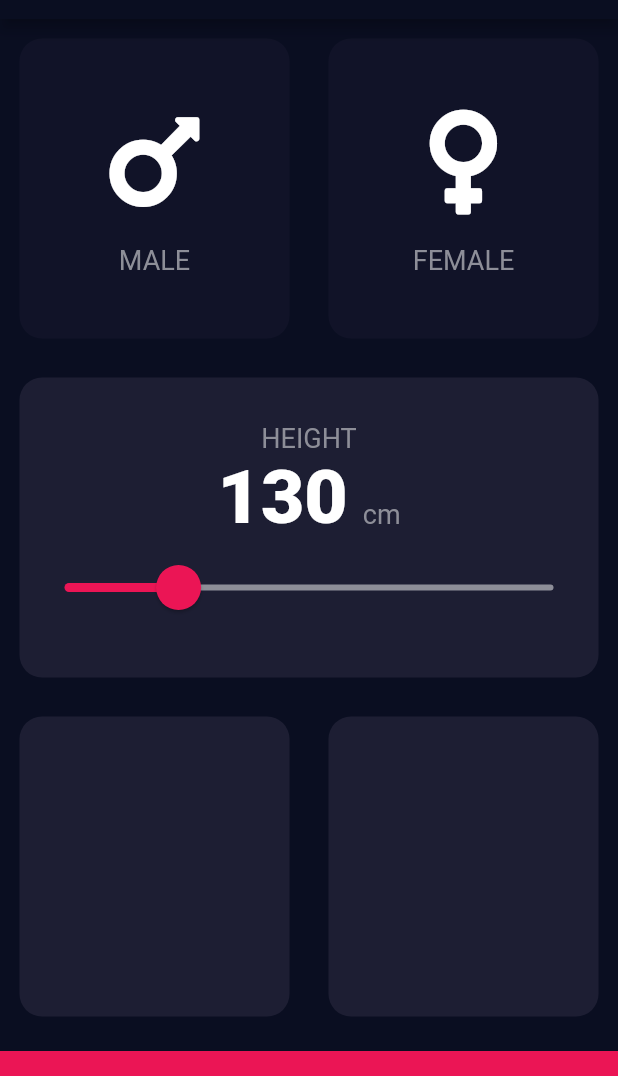
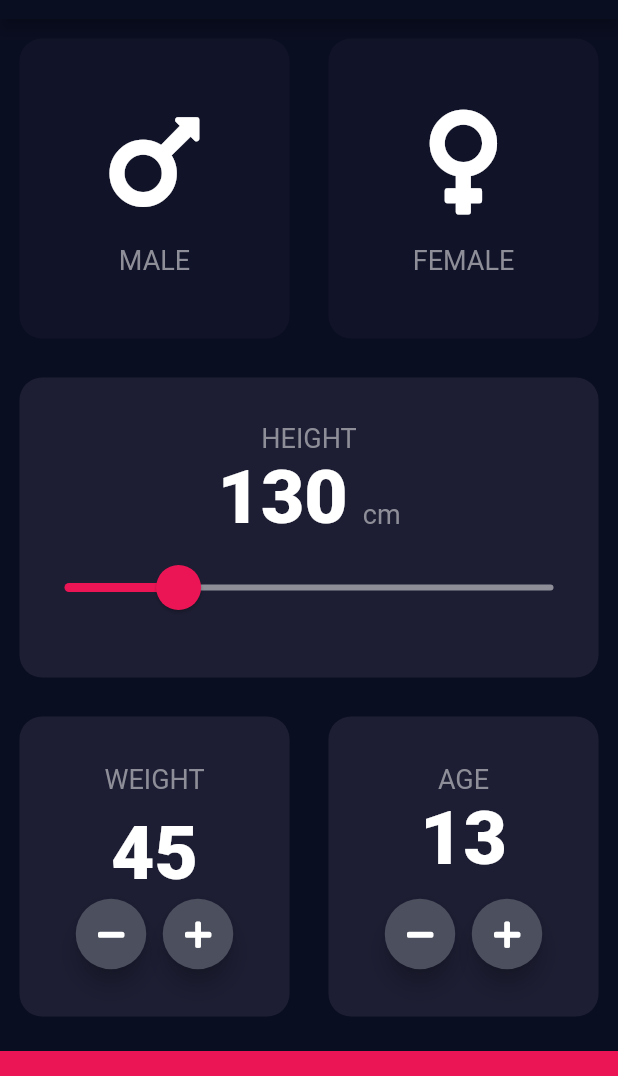
Before and after one commit to GigasTaufan/BMI-Calculator, a Flutter app: the screen it shows after launch, on a phone screen of 412 x 824 dp, the part 65-1141 px from its top. Run offline on Flutter 3.47's test engine with Material 2 defaults, Android fonts, the phone set to English and light mode, and no system bars; our stand-ins replace font_awesome_flutter.

Commit message:
height and age section

```diff
--- a/lib/constants.dart
+++ b/lib/constants.dart
@@ -7,6 +7,7 @@ const kBottomContainerColor = Color(0xFFEB1555);
 const kActiveSlider = Color(0xFFEB1555);
 const kInactiveSlider = Color(0xFF8D8E98);
 const kOverlaySlider = Color(0x50EB1555);
+const kFloatingButtonColor = Color(0xFF4C4F5E);
 
 const kLabelTextColor = TextStyle(
   fontSize: 18.0,
--- a/lib/input_page.dart
+++ b/lib/input_page.dart
@@ -3,7 +3,8 @@ import 'package:flutter/material.dart';
 import 'package:font_awesome_flutter/font_awesome_flutter.dart';
 import 'package:bmi_app_2/reusable_card.dart';
 import 'package:bmi_app_2/icon_content.dart';
-import 'constants.dart';
+import 'package:bmi_app_2/constants.dart';
+import 'package:bmi_app_2/round_icon_button.dart';
 
 enum Gender {
   male,
@@ -19,6 +20,7 @@ class _InputPageState extends State<InputPage> {
   Gender selectedGender;
   int height = 130;
   int weight = 45;
+  int age = 13;
 
   @override
   Widget build(BuildContext context) {
@@ -127,7 +129,7 @@ class _InputPageState extends State<InputPage> {
             ),
           ),
 
-          // THIRD SECTION --WEIGHT--
+          // THIRD SECTION --WEIGHT AND AGE--
           Expanded(
             child: Row(
               children: [
@@ -135,11 +137,91 @@ class _InputPageState extends State<InputPage> {
                 Expanded(
                   child: ReusableCard(
                     color: kActiveCardColor,
+                    childCard: Column(
+                      mainAxisAlignment: MainAxisAlignment.center,
+                      children: [
+                        Text(
+                          "WEIGHT",
+                          style: kLabelTextColor,
+                        ),
+                        SizedBox(
+                          height: 10.0,
+                        ),
+                        Text(
+                          weight.toString(),
+                          style: kNumberTextStyle,
+                        ),
+                        Row(
+                          mainAxisAlignment: MainAxisAlignment.center,
+                          children: [
+                            RoundIconButton(
+                              icon: FontAwesomeIcons.minus,
+                              onPressed: () {
+                                setState(() {
+                                  weight--;
+                                });
+                              },
+                            ),
+                            SizedBox(
+                              width: 10.0,
+                            ),
+                            RoundIconButton(
+                              icon: FontAwesomeIcons.plus,
+                              onPressed: () {
+                                setState(() {
+                                  weight++;
+                                });
+                              },
+                            ),
+                          ],
+                        ),
+                      ],
+                    ),
                   ),
                 ),
+
+                //  AGE
                 Expanded(
                   child: ReusableCard(
                     color: kActiveCardColor,
+                    childCard: Column(
+                      mainAxisAlignment: MainAxisAlignment.center,
+                      children: [
+                        Text(
+                          'AGE',
+                          style: kLabelTextColor,
+                        ),
+                        Text(
+                          age.toString(),
+                          style: kNumberTextStyle,
+                        ),
+                        SizedBox(
+                          height: 10.0,
+                        ),
+                        Row(
+                          mainAxisAlignment: MainAxisAlignment.center,
+                          children: [
+                            RoundIconButton(
+                                icon: FontAwesomeIcons.minus,
+                                onPressed: () {
+                                  setState(() {
+                                    age--;
+                                  });
+                                }),
+                            SizedBox(
+                              width: 10.0,
+                            ),
+                            RoundIconButton(
+                                icon: FontAwesomeIcons.plus,
+                                onPressed: () {
+                                  setState(() {
+                                    age++;
+                                  });
+                                })
+                          ],
+                        )
+                      ],
+                    ),
                   ),
                 ),
               ],
--- /dev/null
+++ b/lib/round_icon_button.dart
@@ -0,0 +1,26 @@
+import 'package:flutter/cupertino.dart';
+import 'package:flutter/material.dart';
+import 'package:bmi_app_2/constants.dart';
+
+class RoundIconButton extends StatelessWidget {
+  RoundIconButton({@required this.icon, @required this.onPressed});
+  final IconData icon;
+  final Function onPressed;
+  @override
+  Widget build(BuildContext context) {
+    return RawMaterialButton(
+      child: Icon(
+        icon,
+        size: 20.0,
+      ),
+      onPressed: onPressed,
+      elevation: 6.0,
+      constraints: BoxConstraints.tightFor(
+        width: 47.0,
+        height: 47.0,
+      ),
+      shape: CircleBorder(),
+      fillColor: kFloatingButtonColor,
+    );
+  }
+}
```
